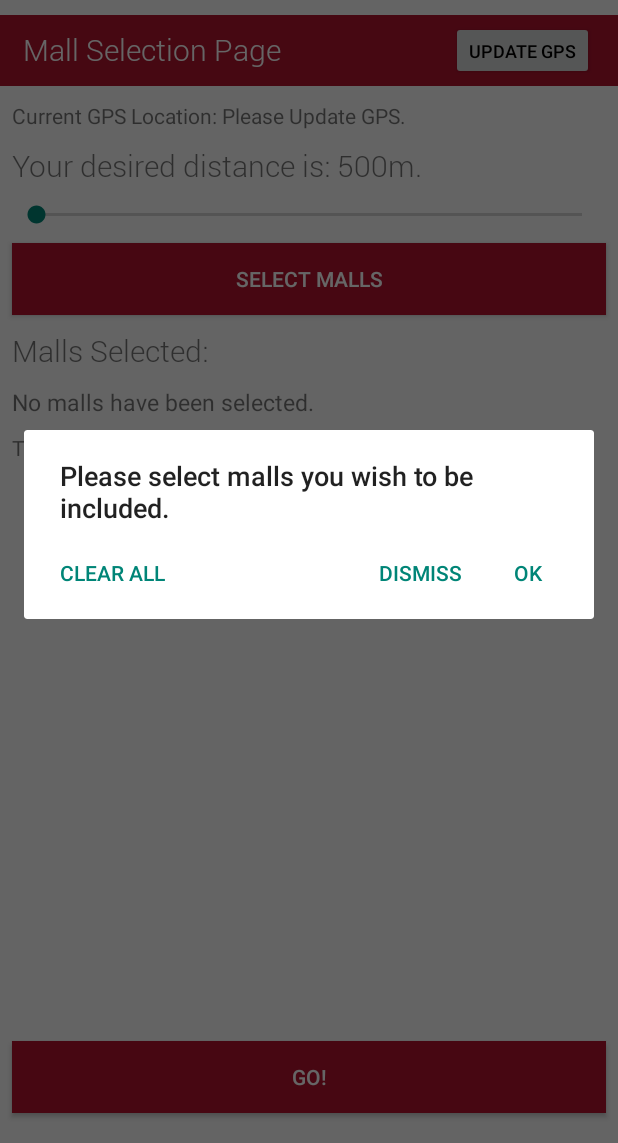
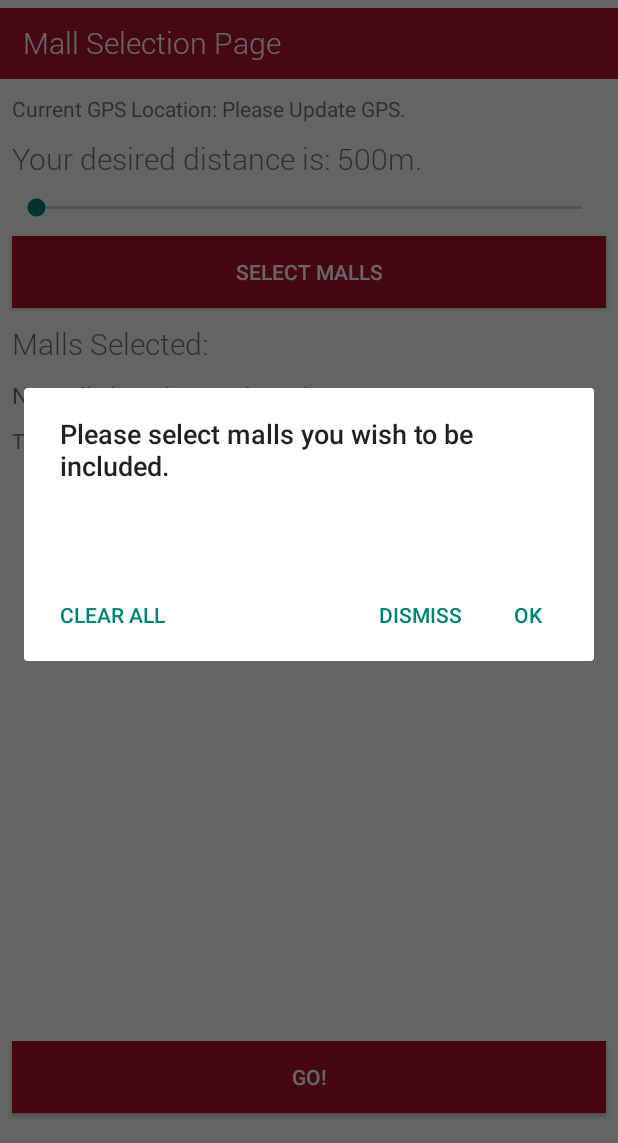
Before and after one commit to jhocx/directus, an Android app: the screen it shows after launch (MainActivity), after a tap on "SELECT MALLS", on a phone screen of 412 x 824 dp, the part 93-1236 px from its top. Run offline under Robolectric (Android 15) with nearby library versions, the phone set to English and light mode, and no system bars.

Commit message:
22/7 additions to MainActivity. Changed mUserMalls to become a ArrayList<String>

```diff
--- a/app/src/main/AndroidManifest.xml
+++ b/app/src/main/AndroidManifest.xml
@@ -3,6 +3,7 @@
     package="com.example.jhocx.directus">
 
     <uses-permission android:name="android.permission.ACCESS_FINE_LOCATION"/>
+    <uses-permission android:name="android.permission.ACCESS_COARSE_LOCATION"/>
     <uses-permission android:name="android.permission.INTERNET" />
 
 
--- a/app/src/main/java/com/example/jhocx/directus/MainActivity.java
+++ b/app/src/main/java/com/example/jhocx/directus/MainActivity.java
@@ -36,10 +36,10 @@ public class MainActivity extends AppCompatActivity {
     SeekBar seekBar;
     TextView tvHeader, textView, textView2;
     TextView tvMallsSelected, tvLocation;
-    Button btnSelectMall, btnToDirectory, btnGetLoc;
+    Button btnSelectMall, btnToDirectory;
     double userLat, userLon;
     static DecimalFormat df3 = new DecimalFormat(".###");
-    int progressValue;
+    int progressValue = 500;
 
     // listNearby is a string array of malls near the user.
     String[] listNearby;
@@ -50,6 +50,8 @@ public class MainActivity extends AppCompatActivity {
     ArrayList<String> mUserMalls = new ArrayList<>();
     String[] mUserMallsString;
     int noOfMallsSelected = 0;
+    boolean firstTime = true;
+    boolean distanceChanged = false;
 
     @Override
     protected void onCreate(Bundle savedInstanceState) {
@@ -65,14 +67,19 @@ public class MainActivity extends AppCompatActivity {
         textView.setTypeface(myCustomFont);
         textView2.setTypeface(myCustomFont);
 
+        // Obtains user's preferred distance from their input in the seekbar.
+        configureSeekBar();
 
-        // Obtain user's GPS location, saves it to userLat and userLon.
-        btnGetLoc = (Button) findViewById(R.id.btnGetLoc);
+        // Implements the Mall Selection MultiChoice menu, and the visual text display tvMallsSelected.
+        btnSelectMall = (Button) findViewById(R.id.btnSelectMall);
+        tvMallsSelected = (TextView) findViewById(R.id.tvMallsSelected);
+        tvMallsSelected.setText(getString(R.string.MA_tvMallsSelectedDefault));
         tvLocation = (TextView) findViewById(R.id.tvLocation);
         ActivityCompat.requestPermissions(MainActivity.this, new String[]{Manifest.permission.ACCESS_FINE_LOCATION}, 123);
-        btnGetLoc.setOnClickListener(new View.OnClickListener() {
+
+        btnSelectMall.setOnClickListener(new View.OnClickListener() {
             @Override
-            public void onClick(View v) {
+            public void onClick(View view) {
                 GPSTracker g = new GPSTracker(getApplicationContext());
                 Location l = g.getLocation();
                 if (l!= null) {
@@ -82,106 +89,63 @@ public class MainActivity extends AppCompatActivity {
                     userLat = lat;
                     userLon = lon;
                 }
-            }
-        });
 
-        // Obtains user's preferred distance from their input in the seekbar.
-        configureSeekBar();
+                if (firstTime) {
+                    firstTime = false;
+                    // Algorithm for determining distance between 2 coordinate points.
+                    // A LAT LON distance calculator: https://www.movable-type.co.uk/scripts/latlong.html
+                    // Algorithm retrieved from https://stackoverflow.com/questions/3694380/calculating-distance-between-two-points-using-latitude-longitude-what-am-i-doi
+                    // LAT LON coordinates finder: https://www.latlong.net/
+                    try {
+                        InputStream is = getAssets().open("Mall Coordinates.json");
+                        int size = is.available();
+                        byte[] buffer = new byte[size];
+                        is.read(buffer);
+                        is.close();
 
-        // Implements the Mall Selection MultiChoice menu, and the visual text display tvMallsSelected.
-        btnSelectMall = (Button) findViewById(R.id.btnSelectMall);
-        tvMallsSelected = (TextView) findViewById(R.id.tvMallsSelected);
-        tvMallsSelected.setText(getString(R.string.MA_tvMallsSelectedDefault));
+                        String json = new String(buffer, "UTF-8");
+                        JSONArray jsonArray = new JSONArray(json);
+                        listNearby = new String[jsonArray.length()];
 
-        btnSelectMall.setOnClickListener(new View.OnClickListener() {
-            @Override
-            public void onClick(View view) {
-                // Learnt from https://www.youtube.com/watch?v=wfADRuyul04
-                AlertDialog.Builder mBuilder = new AlertDialog.Builder(MainActivity.this);
-                mBuilder.setTitle("Please select malls you wish to be included.");
-                mBuilder.setMultiChoiceItems(listNearbyTrimmed, checkedMalls, new DialogInterface.OnMultiChoiceClickListener() {
-                    @Override
-                    public void onClick(DialogInterface dialogInterface, int position, boolean isChecked) {
-                        // if checkbox is checked:
-                        if (isChecked) {
-                            // and if the item is not already in mUserMalls.
-                            // this is necessary to avoid duplicates
-                            if (!mUserMalls.contains(listNearbyTrimmed[position])) {
-                                mUserMalls.add(listNearbyTrimmed[position]);
+                        TextView testMall = (TextView) findViewById(R.id.testMall);
+
+                        final int earthRadius = 6371000;
+                        int arrayCounter = 0;
+                        for (int i=0; i< jsonArray.length(); i++) {
+                            JSONObject obj = jsonArray.getJSONObject(i);
+                            double lat2 = Double.parseDouble(obj.getString("LAT"));
+                            double lon2 = Double.parseDouble(obj.getString("LON"));
+
+                            double circle1 = Math.toRadians(userLat);
+                            double circle2 = Math.toRadians(lat2);
+
+                            double deltaCircle = Math.toRadians(lat2 - userLat);
+                            double deltaRen = Math.toRadians(lon2 - userLon);
+                            double a = Math.sin(deltaCircle/2) * Math.sin(deltaCircle/2)
+                                    + Math.cos(circle1) * Math.cos(circle2)
+                                    * Math.sin(deltaRen/2) * Math.sin(deltaRen/2);
+                            double c = 2 * Math.atan2(Math.sqrt(a), Math.sqrt(1-a));
+                            double distance = earthRadius * c;      // distance in metres
+
+                            if (distance < progressValue) {
+                                listNearby[arrayCounter] = obj.getString("Mall");
+                                arrayCounter++;
                             }
                         }
-                        // if checkbox is unchecked and if the mall is currently in mUserMalls:
-                        else if (mUserMalls.contains(listNearbyTrimmed[position])) {
-                            mUserMalls.remove(listNearbyTrimmed[position]);
+                        listNearbyTrimmed = new String[arrayCounter];
+                        for(int i=0; i<arrayCounter; i++) {
+                            listNearbyTrimmed[i] = listNearby[i];
                         }
+                        checkedMalls = new boolean[arrayCounter];
+                        testMall.setText("The malls nearby are: " + Arrays.toString(listNearbyTrimmed));
+                    } catch (IOException e) {
+                        e.printStackTrace();
+                    } catch (JSONException e) {
+                        e.printStackTrace();
                     }
-                });
-
-                mBuilder.setCancelable(false);
-                mBuilder.setPositiveButton("Ok", new DialogInterface.OnClickListener() {
-                    @Override
-                    public void onClick(DialogInterface dialogInterface, int which) {
-                        String item = "";
-                        for (int i = 0; i < mUserMalls.size(); i++) {
-                            if (mUserMalls.get(i) != null) {
-                                item = item + mUserMalls.get(i);
-                            }
-                            // append a comma at the end if item is not the last item.
-                            if (i != mUserMalls.size() - 1) {
-                                item = item + "\n";
-                            }
-                        }
-                        tvMallsSelected.setText(item);
-                    }
-                });
-                mBuilder.setNegativeButton("Dismiss", new DialogInterface.OnClickListener() {
-                    @Override
-                    public void onClick(DialogInterface dialogInterface, int i) {
-                        dialogInterface.dismiss();
-                    }
-                });
-
-                mBuilder.setNeutralButton("Clear All", new DialogInterface.OnClickListener() {
-                    @Override
-                    public void onClick(DialogInterface dialogInterface, int which) {
-                        for (int i = 0; i < checkedMalls.length; i++) {
-                            checkedMalls[i] = false;
-                            mUserMalls.clear();
-                            tvMallsSelected.setText(getString(R.string.MA_tvMallsSelectedDefault));
-                        }
-                    }
-                });
-
-                AlertDialog mDialog = mBuilder.create();
-                mDialog.show();
-            }
-        });
-
-        // This section implements the bottommost  button that sends us to the DirectoryActivity.
-        // The function openActivity2 is specified outside of the onCreate function.
-        btnToDirectory = (Button) findViewById(R.id.btnToDirectory);
-    }
-
-    public void configureSeekBar () {
-        seekBar = (SeekBar) findViewById(R.id.seekBar);
-        textView2 = (TextView) findViewById(R.id.textView2);
-
-        seekBar.setOnSeekBarChangeListener(
-                new SeekBar.OnSeekBarChangeListener() {
-                    @Override
-                    public void onProgressChanged(SeekBar seekBar, int progress, boolean fromUser) {
-                        progressValue = (progress * 15) + 500;
-                        textView2.setText("Your desired distance is: " + progressValue + "m.");
-                    }
-
-                    @Override
-                    public void onStartTrackingTouch(SeekBar seekBar) {
-
-                    }
-
-                    @Override
-                    public void onStopTrackingTouch(SeekBar seekBar) {
-                        textView2.setText("Your desired distance is: " + progressValue + "m.");
+                } else {
+                    if (distanceChanged) {
+                        distanceChanged = false;
                         // Algorithm for determining distance between 2 coordinate points.
                         // A LAT LON distance calculator: https://www.movable-type.co.uk/scripts/latlong.html
                         // Algorithm retrieved from https://stackoverflow.com/questions/3694380/calculating-distance-between-two-points-using-latitude-longitude-what-am-i-doi
@@ -235,6 +199,100 @@ public class MainActivity extends AppCompatActivity {
                         }
                     }
                 }
+
+                // Learnt from https://www.youtube.com/watch?v=wfADRuyul04
+                AlertDialog.Builder mBuilder = new AlertDialog.Builder(MainActivity.this);
+                mBuilder.setTitle("Please select malls you wish to be included.");
+                mBuilder.setMultiChoiceItems(listNearbyTrimmed, checkedMalls, new DialogInterface.OnMultiChoiceClickListener() {
+                    @Override
+                    public void onClick(DialogInterface dialogInterface, int position, boolean isChecked) {
+                        // if checkbox is checked:
+                        if (isChecked) {
+                            // and if the item is not already in mUserMalls.
+                            // this is necessary to avoid duplicates
+                            if (!mUserMalls.contains(listNearbyTrimmed[position])) {
+                                mUserMalls.add(listNearbyTrimmed[position]);
+                            }
+                        }
+                        // if checkbox is unchecked and if the mall is currently in mUserMalls:
+                        else if (mUserMalls.contains(listNearbyTrimmed[position])) {
+                            mUserMalls.remove(listNearbyTrimmed[position]);
+                        }
+                    }
+                });
+
+                mBuilder.setCancelable(false);
+                mBuilder.setPositiveButton("Ok", new DialogInterface.OnClickListener() {
+                    @Override
+                    public void onClick(DialogInterface dialogInterface, int which) {
+                        String item = "";
+                        for (int i = 0; i < mUserMalls.size(); i++) {
+                            if (mUserMalls.get(i) != null) {
+                                item = item + mUserMalls.get(i);
+                            }
+                            // append a comma at the end if item is not the last item.
+                            if (i != mUserMalls.size() - 1) {
+                                item = item + "\n";
+                            }
+                        }
+                        if (item == "") {
+                            tvMallsSelected.setText(getString(R.string.MA_tvMallsSelectedDefault));
+                        }
+                        tvMallsSelected.setText(item);
+                    }
+                });
+                mBuilder.setNegativeButton("Dismiss", new DialogInterface.OnClickListener() {
+                    @Override
+                    public void onClick(DialogInterface dialogInterface, int i) {
+                        dialogInterface.dismiss();
+                    }
+                });
+
+                mBuilder.setNeutralButton("Clear All", new DialogInterface.OnClickListener() {
+                    @Override
+                    public void onClick(DialogInterface dialogInterface, int which) {
+                        for (int i = 0; i < checkedMalls.length; i++) {
+                            checkedMalls[i] = false;
+                            mUserMalls.clear();
+                            tvMallsSelected.setText(getString(R.string.MA_tvMallsSelectedDefault));
+                        }
+                    }
+                });
+
+                AlertDialog mDialog = mBuilder.create();
+                mDialog.show();
+            }
+        });
+
+        // This section implements the bottommost  button that sends us to the DirectoryActivity.
+        // The function openActivity2 is specified outside of the onCreate function.
+        btnToDirectory = (Button) findViewById(R.id.btnToDirectory);
+    }
+
+    public void configureSeekBar () {
+        seekBar = (SeekBar) findViewById(R.id.seekBar);
+        textView2 = (TextView) findViewById(R.id.textView2);
+
+        seekBar.setOnSeekBarChangeListener(
+                new SeekBar.OnSeekBarChangeListener() {
+                    @Override
+                    public void onProgressChanged(SeekBar seekBar, int progress, boolean fromUser) {
+                        progressValue = (progress * 15) + 500;
+                        textView2.setText("Your desired distance is: " + progressValue + "m.");
+                        distanceChanged = true;
+                        firstTime = false;
+                    }
+
+                    @Override
+                    public void onStartTrackingTouch(SeekBar seekBar) {
+
+                    }
+
+                    @Override
+                    public void onStopTrackingTouch(SeekBar seekBar) {
+                        textView2.setText("Your desired distance is: " + progressValue + "m.");
+                    }
+                }
         );
     }
 
@@ -254,7 +312,7 @@ public class MainActivity extends AppCompatActivity {
                 j++;
             }
         }
-        b.putStringArray("MY_KEY", mUserMallsString);
+        b.putStringArray("MallsFromMain", mUserMallsString);
         intent.putExtras(b);
         startActivity(intent);
     }
--- a/app/src/main/res/layout/activity_main.xml
+++ b/app/src/main/res/layout/activity_main.xml
@@ -61,7 +61,7 @@
         android:id="@+id/tbHeader"
         android:layout_width="0dp"
         android:layout_height="47dp"
-        android:layout_marginTop="10dp"
+        android:layout_marginTop="5dp"
         android:background="#B0132D"
         android:gravity="bottom"
         android:minHeight="?attr/actionBarSize"
@@ -151,20 +151,6 @@
         app:layout_constraintEnd_toEndOf="parent"
         app:layout_constraintStart_toStartOf="parent" />
 
-    <Button
-        android:id="@+id/btnGetLoc"
-        android:layout_width="wrap_content"
-        android:layout_height="39dp"
-        android:layout_marginBottom="8dp"
-        android:layout_marginEnd="16dp"
-        android:layout_marginTop="8dp"
-        android:text="Update GPS"
-        android:textColor="@android:color/black"
-        android:textSize="12sp"
-        app:layout_constraintBottom_toBottomOf="@+id/tbHeader"
-        app:layout_constraintEnd_toEndOf="@+id/tbHeader"
-        app:layout_constraintTop_toTopOf="@+id/tbHeader" />
-
     <TextView
         android:id="@+id/tvLocation"
         android:layout_width="wrap_content"
```
